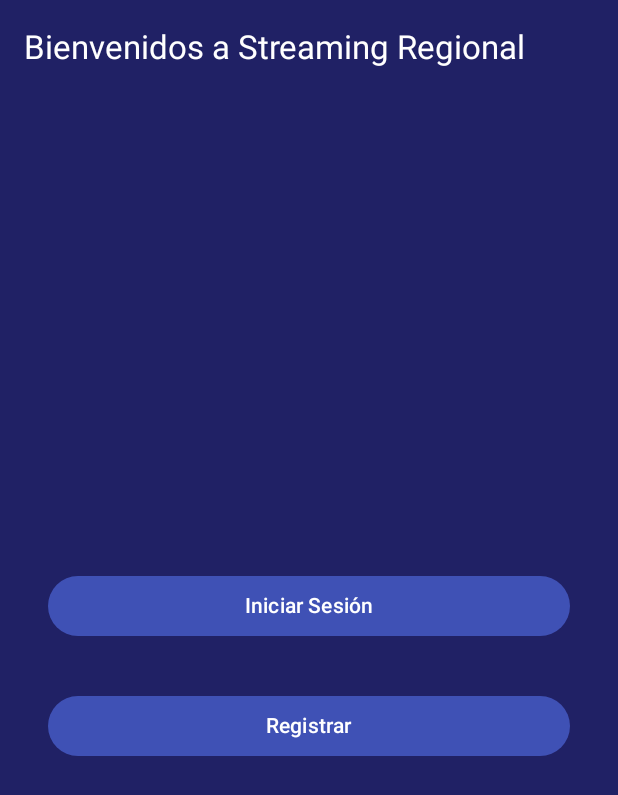
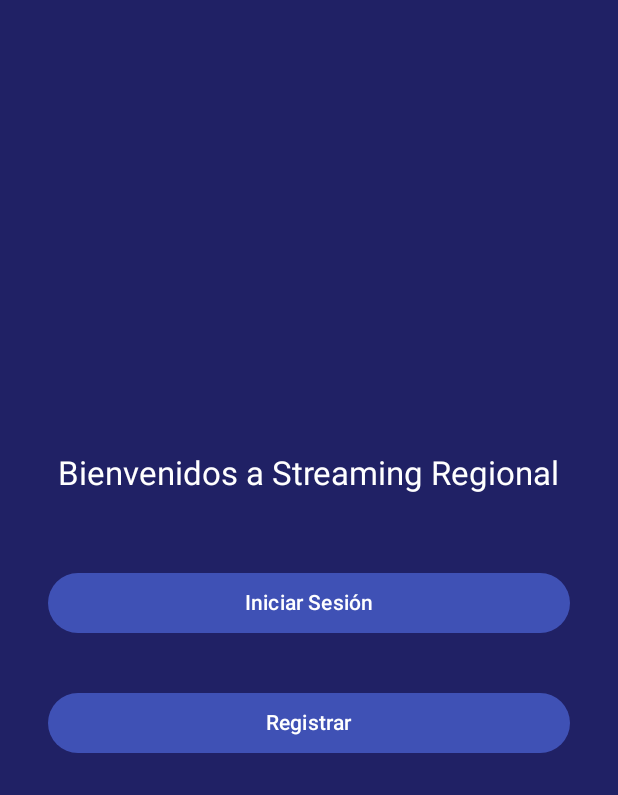
Before and after one commit to Naxohz/StreamingAPP2, an Android app built with Jetpack Compose: the screen it shows after launch (MainActivity), on a phone screen of 412 x 824 dp. Shown: the top 795 px of the screen. Run offline under Robolectric (Android 15) with nearby library versions, the phone set to English and light mode, and no system bars; 1 statement that could not run was skipped.

Commit message:
Proyecto Con Interfaz Actualizada complementando todo lo demás de los commits anteriores

```diff
--- a/app/src/main/java/com/example/streamingapp/MainActivity.kt
+++ b/app/src/main/java/com/example/streamingapp/MainActivity.kt
@@ -47,14 +47,7 @@ fun LoginRegisterScreen() {
     val context = LocalContext.current
 
     Scaffold(
-        topBar = {
-            TopAppBar(
-                title = { Text(text = "Bienvenidos a Streaming Regional", color = Color.White) },
-                colors = TopAppBarDefaults.smallTopAppBarColors(
-                    containerColor = Color(0xFF202165)
-                )
-            )
-        },
+
         content = { padding ->
             Box(
                 modifier = Modifier
@@ -66,9 +59,17 @@ fun LoginRegisterScreen() {
                     modifier = Modifier
                         .fillMaxSize()
                         .padding(16.dp), // Padding general
-                    verticalArrangement = Arrangement.Center,
+                    verticalArrangement = Arrangement.Center, // Cambiado a 'Top' para alinear elementos desde la parte superior
                     horizontalAlignment = Alignment.CenterHorizontally
                 ) {
+                    // Título centrado en la parte superior
+                    Text(
+                        text = "Bienvenidos a Streaming Regional",
+                        color = Color.White,
+                        style = MaterialTheme.typography.titleLarge,
+                        modifier = Modifier.padding(bottom = 32.dp) // Espaciado abajo para separar del botón
+                    )
+
                     Button(
                         onClick = {
                             context.startActivity(Intent(context, LoginActivity::class.java))
```
Also changed, not shown: app/src/main/java/com/example/streamingapp/CategoryAdapter.kt (deleted, +0 -62 lines), app/src/main/java/com/example/streamingapp/HomeActivity.kt (+45 -10 lines).
